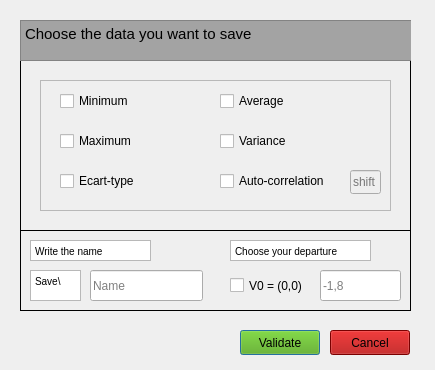
Before: the Qt Designer form Affichage/Sources/savewindow.ui in Samy206/Evaluation_vectorielle, drawn with Qt 5.
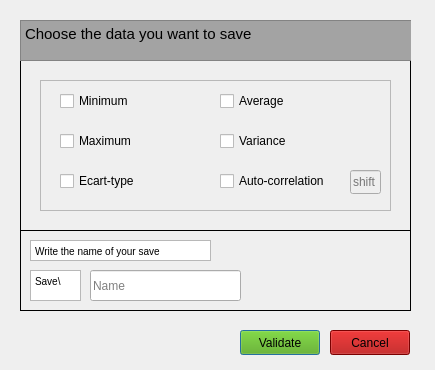
After: the same form once the commit is applied.

Patch:
```diff
--- a/Affichage/Sources/savewindow.ui
+++ b/Affichage/Sources/savewindow.ui
@@ -1571,7 +1571,7 @@
      <rect>
       <x>70</x>
       <y>40</y>
-      <width>113</width>
+      <width>151</width>
       <height>31</height>
      </rect>
     </property>
@@ -1616,7 +1616,7 @@
      <rect>
       <x>10</x>
       <y>10</y>
-      <width>121</width>
+      <width>181</width>
       <height>21</height>
      </rect>
     </property>
@@ -1634,68 +1634,10 @@
 &lt;html&gt;&lt;head&gt;&lt;meta name=&quot;qrichtext&quot; content=&quot;1&quot; /&gt;&lt;style type=&quot;text/css&quot;&gt;
 p, li { white-space: pre-wrap; }
 &lt;/style&gt;&lt;/head&gt;&lt;body style=&quot; font-family:'MS Shell Dlg 2'; font-size:7.8pt; font-weight:400; font-style:normal;&quot;&gt;
-&lt;p style=&quot; margin-top:0px; margin-bottom:0px; margin-left:0px; margin-right:0px; -qt-block-indent:0; text-indent:0px;&quot;&gt;Write the name&lt;/p&gt;
+&lt;p style=&quot; margin-top:0px; margin-bottom:0px; margin-left:0px; margin-right:0px; -qt-block-indent:0; text-indent:0px;&quot;&gt;Write the name of your save&lt;/p&gt;
 &lt;p style=&quot;-qt-paragraph-type:empty; margin-top:0px; margin-bottom:0px; margin-left:0px; margin-right:0px; -qt-block-indent:0; text-indent:0px;&quot;&gt;&lt;br /&gt;&lt;/p&gt;&lt;/body&gt;&lt;/html&gt;</string>
     </property>
    </widget>
-   <widget class="QTextBrowser" name="Display_title4_2">
-    <property name="geometry">
-     <rect>
-      <x>210</x>
-      <y>10</y>
-      <width>141</width>
-      <height>21</height>
-     </rect>
-    </property>
-    <property name="autoFillBackground">
-     <bool>false</bool>
-    </property>
-    <property name="frameShape">
-     <enum>QFrame::StyledPanel</enum>
-    </property>
-    <property name="verticalScrollBarPolicy">
-     <enum>Qt::ScrollBarAlwaysOff</enum>
-    </property>
-    <property name="html">
-     <string>&lt;!DOCTYPE HTML PUBLIC &quot;-//W3C//DTD HTML 4.0//EN&quot; &quot;http://www.w3.org/TR/REC-html40/strict.dtd&quot;&gt;
-&lt;html&gt;&lt;head&gt;&lt;meta name=&quot;qrichtext&quot; content=&quot;1&quot; /&gt;&lt;style type=&quot;text/css&quot;&gt;
-p, li { white-space: pre-wrap; }
-&lt;/style&gt;&lt;/head&gt;&lt;body style=&quot; font-family:'MS Shell Dlg 2'; font-size:7.8pt; font-weight:400; font-style:normal;&quot;&gt;
-&lt;p style=&quot; margin-top:0px; margin-bottom:0px; margin-left:0px; margin-right:0px; -qt-block-indent:0; text-indent:0px;&quot;&gt;Choose your departure&lt;/p&gt;&lt;/body&gt;&lt;/html&gt;</string>
-    </property>
-   </widget>
-   <widget class="QCheckBox" name="checkBox_v0">
-    <property name="geometry">
-     <rect>
-      <x>210</x>
-      <y>40</y>
-      <width>83</width>
-      <height>31</height>
-     </rect>
-    </property>
-    <property name="text">
-     <string>V0 = (0,0)</string>
-    </property>
-   </widget>
-   <widget class="QLineEdit" name="LineEdit_Name_2">
-    <property name="geometry">
-     <rect>
-      <x>300</x>
-      <y>40</y>
-      <width>81</width>
-      <height>31</height>
-     </rect>
-    </property>
-    <property name="inputMask">
-     <string/>
-    </property>
-    <property name="placeholderText">
-     <string>-1,8</string>
-    </property>
-    <property name="clearButtonEnabled">
-     <bool>false</bool>
-    </property>
-   </widget>
   </widget>
   <zorder>frame_3</zorder>
   <zorder>frame</zorder>
```
